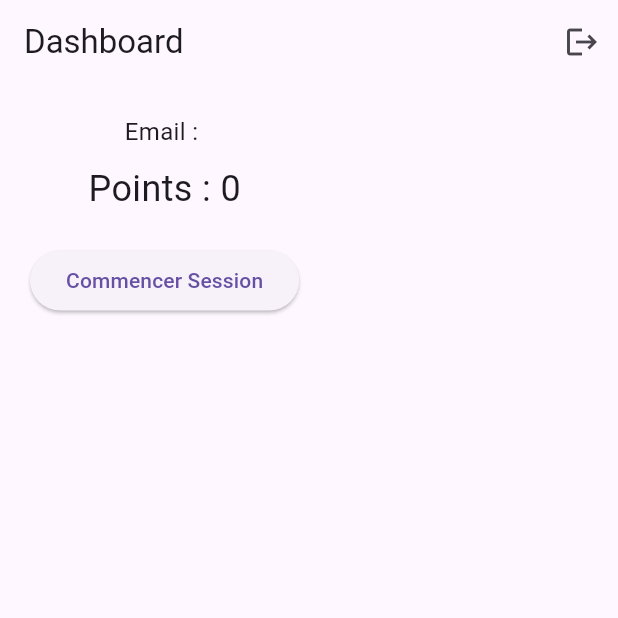
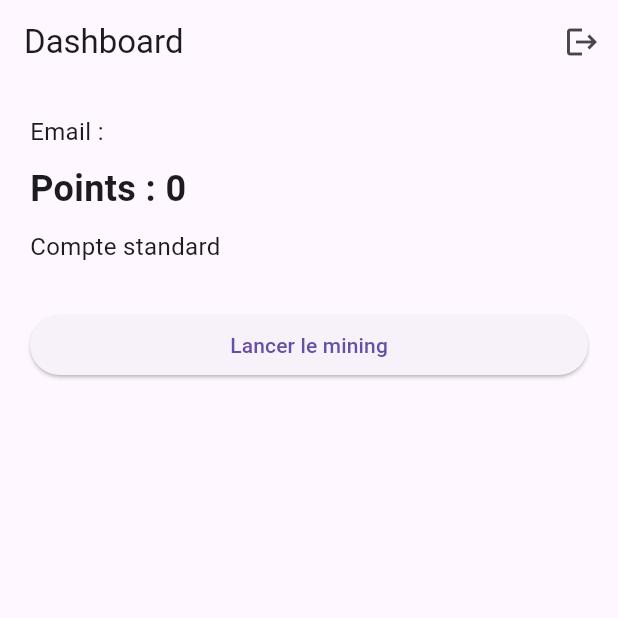
Before and after one commit to amineze1605-cloud/hashledger-flutter, a Flutter app: the HomeScreen screen opened directly with empty values, on a phone screen of 412 x 824 dp, the top half of it. Run offline on Flutter 3.47's test engine with Material 3 defaults, Android fonts, the phone set to English and light mode, and no system bars; accounts and stored records are empty.

Commit message:
Update home_screen.dart

```diff
--- a/lib/screens/home_screen.dart
+++ b/lib/screens/home_screen.dart
@@ -1,5 +1,5 @@
+import 'dart:async';
 import 'package:flutter/material.dart';
-import 'dart:async';
 import '../models/user_model.dart';
 import '../services/api_service.dart';
 import 'login_screen.dart';
@@ -7,16 +7,19 @@ import 'login_screen.dart';
 class HomeScreen extends StatefulWidget {
   final UserModel user;
 
-  HomeScreen({required this.user});
+  const HomeScreen({super.key, required this.user});
 
   @override
-  _HomeScreenState createState() => _HomeScreenState();
+  State<HomeScreen> createState() => _HomeScreenState();
 }
 
 class _HomeScreenState extends State<HomeScreen> {
   late UserModel currentUser;
-  bool sessionActive = false;
-  int sessionTime = 30;
+
+  bool miningActive = false;
+  bool loadingMine = false;
+
+  int countdown = 30;
   Timer? _timer;
 
   @override
@@ -25,41 +28,75 @@ class _HomeScreenState extends State<HomeScreen> {
     currentUser = widget.user;
   }
 
-  void startSession() {
-    if (sessionActive) return;
+  void startMiningCountdown() {
+    if (miningActive || loadingMine) return;
+
     setState(() {
-      sessionActive = true;
-      sessionTime = 30;
+      miningActive = true;
+      countdown = 30;
     });
 
-    _timer = Timer.periodic(Duration(seconds: 1), (timer) {
-      setState(() => sessionTime--);
-      if (sessionTime <= 0) {
+    _timer?.cancel();
+    _timer = Timer.periodic(const Duration(seconds: 1), (timer) {
+      if (!mounted) return;
+
+      setState(() {
+        countdown--;
+      });
+
+      if (countdown <= 0) {
         timer.cancel();
-        endSession();
+        sendMineRequest();
       }
     });
   }
 
-  void endSession() async {
-    setState(() => sessionActive = false);
-
-    int basePoints = 20;
-    int bonus = (DateTime.now().millisecondsSinceEpoch % 2 == 0) ? 20 : 0;
-
-    final result = await ApiService.addSession(
-        currentUser.token, basePoints, bonus);
+  Future<void> sendMineRequest() async {
+    if (loadingMine) return;
 
     setState(() {
-      currentUser = UserModel(
-          id: currentUser.id,
-          email: currentUser.email,
-          points: currentUser.points + result['totalPoints'],
-          token: currentUser.token);
+      loadingMine = true;
+      miningActive = false;
+    });
+
+    final result = await ApiService.mine(currentUser.token);
+
+    if (!mounted) return;
+
+    setState(() {
+      loadingMine = false;
+    });
+
+    if (result.containsKey("error")) {
+      ScaffoldMessenger.of(context).showSnackBar(
+        SnackBar(content: Text(result["error"])),
+      );
+      return;
+    }
+
+    final int newTotal = _parseInt(result["new_total"]);
+    final int reward = _parseInt(result["reward"]);
+
+    setState(() {
+      currentUser = currentUser.copyWith(points: newTotal);
     });
 
     ScaffoldMessenger.of(context).showSnackBar(
-        SnackBar(content: Text("Session +${result['totalPoints']} points")));
+      SnackBar(content: Text("Mining réussi : +$reward points")),
+    );
+  }
+
+  int _parseInt(dynamic value) {
+    if (value is int) return value;
+    if (value is String) return int.tryParse(value) ?? 0;
+    return 0;
+  }
+
+  void logout() {
+    Navigator.pushReplacement(
+      context,
+      MaterialPageRoute(builder: (_) => const LoginScreen()),
+    );
   }
 
   @override
@@ -72,33 +109,64 @@ class _HomeScreenState extends State<HomeScreen> {
   Widget build(BuildContext context) {
     return Scaffold(
       appBar: AppBar(
-        title: Text("Dashboard"),
+        title: const Text("Dashboard"),
         actions: [
           IconButton(
-              icon: Icon(Icons.logout),
-              onPressed: () => Navigator.pushReplacement(
-                    context,
-                    MaterialPageRoute(builder: (_) => LoginScreen()),
-                  )),
+            icon: const Icon(Icons.logout),
+            onPressed: logout,
+          ),
         ],
       ),
-      body: Padding(
-        padding: EdgeInsets.all(20),
-        child: Column(
-          children: [
-            Text("Email : ${currentUser.email}",
-                style: TextStyle(fontSize: 16)),
-            SizedBox(height: 10),
-            Text("Points : ${currentUser.points}",
-                style: TextStyle(fontSize: 24)),
-            SizedBox(height: 20),
-            sessionActive
-                ? Text("Session : $sessionTime s")
-                : ElevatedButton(
-                    onPressed: startSession,
-                    child: Text("Commencer Session"),
-                  ),
-          ],
+      body: SafeArea(
+        child: Padding(
+          padding: const EdgeInsets.all(20),
+          child: Column(
+            crossAxisAlignment: CrossAxisAlignment.stretch,
+            children: [
+              Text(
+                "Email : ${currentUser.email}",
+                style: const TextStyle(fontSize: 16),
+              ),
+              const SizedBox(height: 10),
+              Text(
+                "Points : ${currentUser.points}",
+                style: const TextStyle(
+                  fontSize: 24,
+                  fontWeight: FontWeight.bold,
+                ),
+              ),
+              const SizedBox(height: 10),
+              Text(
+                currentUser.isPremium ? "Compte premium" : "Compte standard",
+                style: const TextStyle(fontSize: 16),
+              ),
+              const SizedBox(height: 30),
+              if (loadingMine)
+                const Center(child: CircularProgressIndicator())
+              else if (miningActive)
+                Column(
+                  children: [
+                    const Text(
+                      "Mining en cours...",
+                      style: TextStyle(fontSize: 18),
+                    ),
+                    const SizedBox(height: 12),
+                    Text(
+                      "$countdown s",
+                      style: const TextStyle(
+                        fontSize: 28,
+                        fontWeight: FontWeight.bold,
+                      ),
+                    ),
+                  ],
+                )
+              else
+                ElevatedButton(
+                  onPressed: startMiningCountdown,
+                  child: const Text("Lancer le mining"),
+                ),
+            ],
+          ),
         ),
       ),
     );
```
